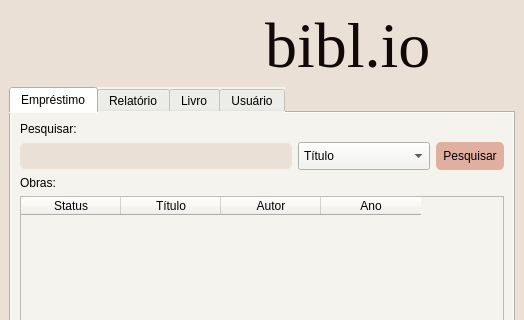
ThielG/Projeto_Final_Desenvolvimento_Desktop, file gestao_de_biblioteca/view/main_ui.ui: the form before one commit; both pictures show x 0 to 524 and y 0 to 320 of the 524 by 616 pixel window.
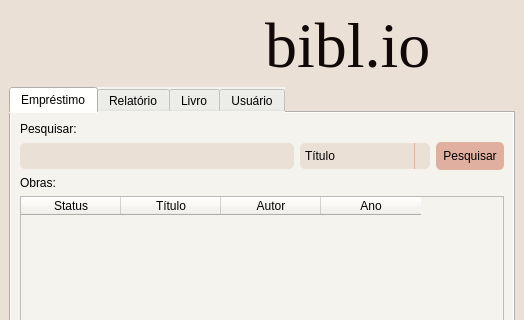
The form after the commit. Icons and pictures are not drawn.

```diff
--- a/gestao_de_biblioteca/view/main_ui.ui
+++ b/gestao_de_biblioteca/view/main_ui.ui
@@ -119,7 +119,53 @@
                  <cursorShape>PointingHandCursor</cursorShape>
                 </property>
                 <property name="styleSheet">
-                 <string notr="true">padding: 5px;</string>
+                 <string notr="true">QComboBox {
+    border: none;
+    border-radius: 5px;
+    padding: 5px;
+    min-width: 6em;
+}
+
+QComboBox:editable {
+    background: white;
+}
+
+QComboBox:!editable, QComboBox::drop-down:editable {
+     background:#EAE0D6;
+}
+
+/* QComboBox gets the &quot;on&quot; state when the popup is open */
+QComboBox:!editable:on, QComboBox::drop-down:editable:on {
+    background: #EAE0D6;
+}
+
+QComboBox:on { /* shift the text when the popup opens */
+    padding-top: 3px;
+    padding-left: 4px;
+}
+
+QComboBox::drop-down {
+    subcontrol-origin: padding;
+    subcontrol-position: top right;
+    width: 15px;
+
+    border-left-width: 1px;
+    border-left-color: #e0afa0;
+    border-left-style: solid; /* just a single line */
+    border-top-right-radius: 3px; /* same radius as the QComboBox */
+    border-bottom-right-radius: 3px;
+}
+
+QComboBox::down-arrow {
+    image: url(:/icon/down.png);
+	max-width: 22px;
+	
+}
+
+QComboBox::down-arrow:on { /* shift the arrow when popup is open */
+    top: 1px;
+    left: 1px;
+}</string>
                 </property>
                 <item>
                  <property name="text">
```
Left out of the diff: 9 changed lines with no effect on the pictures.
